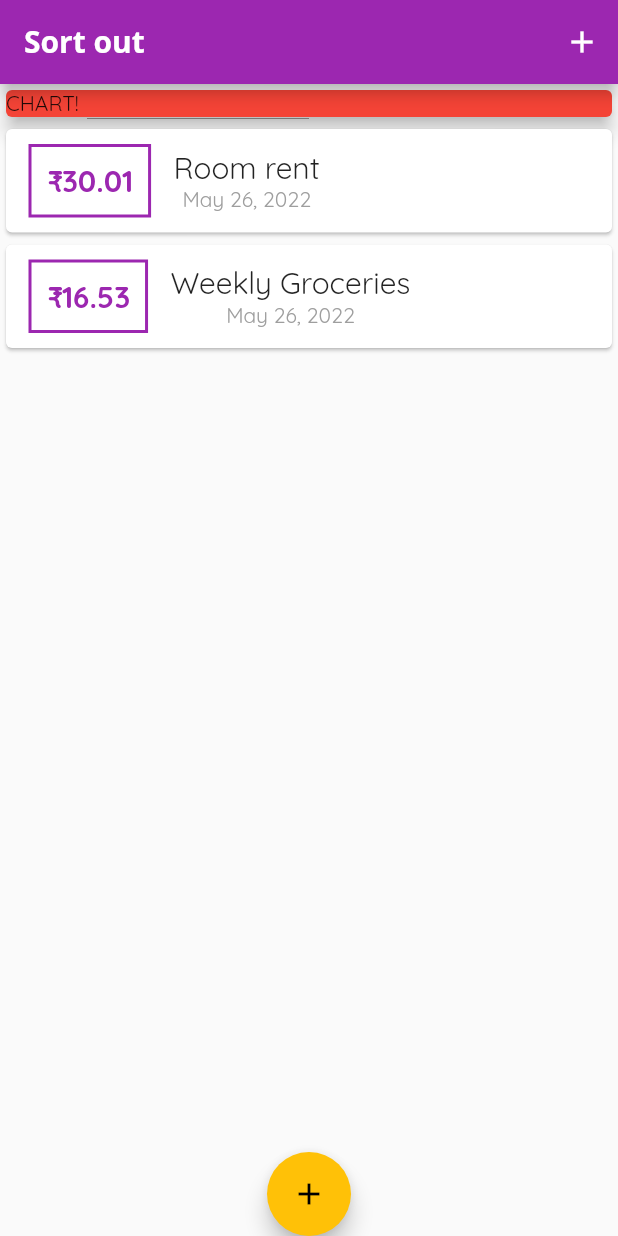
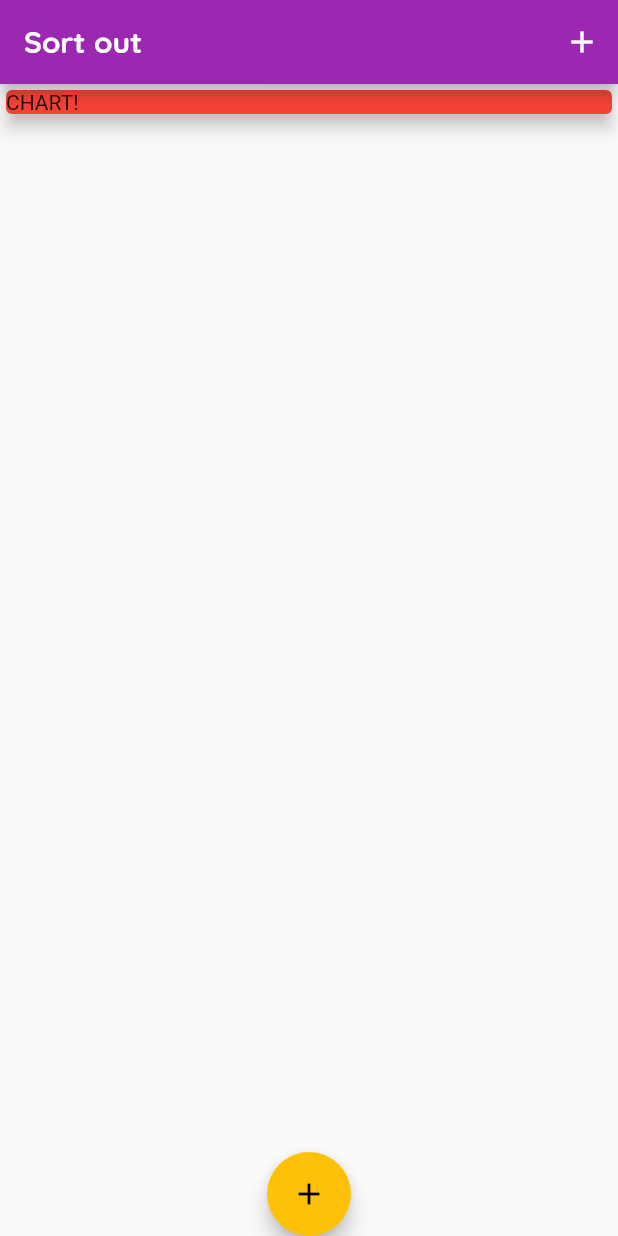
Before and after one commit to Shogil/Daily-expense-tracker-flutter, a Flutter app: the screen it shows after launch, on a phone screen of 412 x 824 dp. Run offline on Flutter 3.47's test engine with Material 2 defaults, Android fonts, the phone set to English and light mode, and no system bars.

```diff
--- a/lib/main.dart
+++ b/lib/main.dart
@@ -17,14 +17,17 @@ class MyApp extends StatelessWidget {
         primarySwatch: Colors.purple,
         accentColor: Colors.amber,
         fontFamily: 'Quicksand',
+        textTheme: ThemeData.light().textTheme.copyWith(
+            headline6: TextStyle(
+                fontFamily: 'OpenSans',
+                fontSize: 18,
+                fontWeight: FontWeight.bold)),
         appBarTheme: AppBarTheme(
-            textTheme: ThemeData.light().textTheme.copyWith(
-                  headline6: TextStyle(
-                    fontFamily: 'OpenSans',
-                    fontSize: 20,
-                    fontWeight: FontWeight.bold,
-                  ),
-                )),
+          titleTextStyle: TextStyle(
+              fontFamily: 'Quicksand',
+              fontSize: 20,
+              fontWeight: FontWeight.bold),
+        ),
       ),
       home: MyHomePage(),
     );
@@ -39,18 +42,18 @@ class MyHomePage extends StatefulWidget {
 class _MyHomePageState extends State<MyHomePage> {
   // String titleInput;
   final List<Transaction> _userTransaction = [
-    Transaction(
-      id: 't1',
-      title: 'Room rent',
-      amount: 30.01,
-      date: DateTime.now(),
-    ),
-    Transaction(
-      id: 't2',
-      title: 'Weekly Groceries',
-      amount: 16.53,
-      date: DateTime.now(),
-    )
+    // Transaction(
+    //   id: 't1',
+    //   title: 'Room rent',
+    //   amount: 30.01,
+    //   date: DateTime.now(),
+    // ),
+    // Transaction(
+    //   id: 't2',
+    //   title: 'Weekly Groceries',
+    //   amount: 16.53,
+    //   date: DateTime.now(),
+    // )
   ];
 
   void _addNewTransaction(String txTitle, double txAmount) {
```
